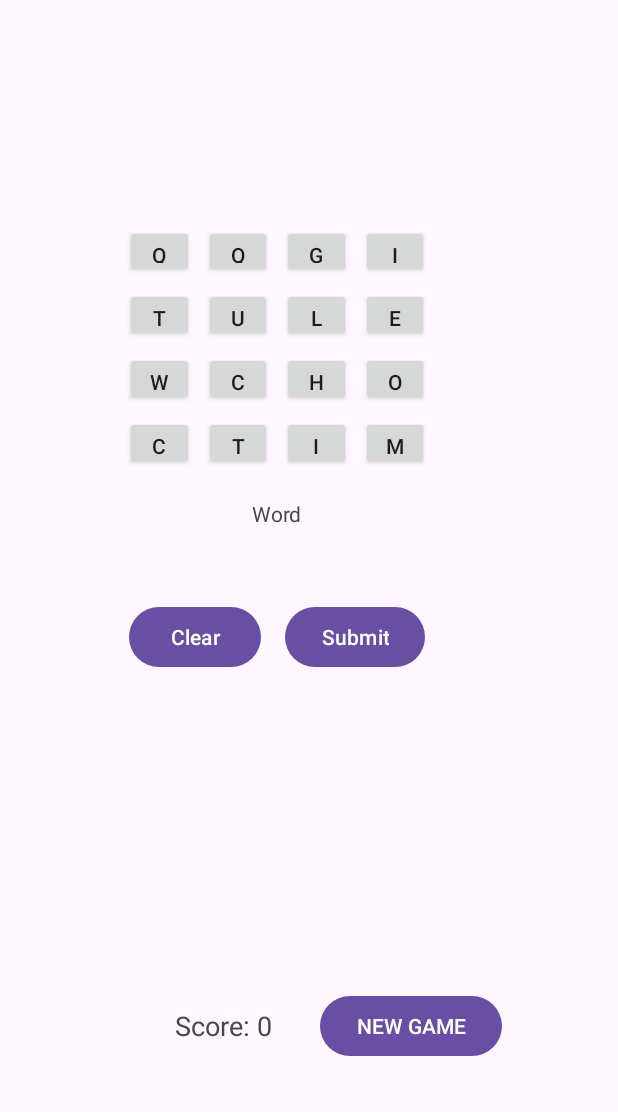
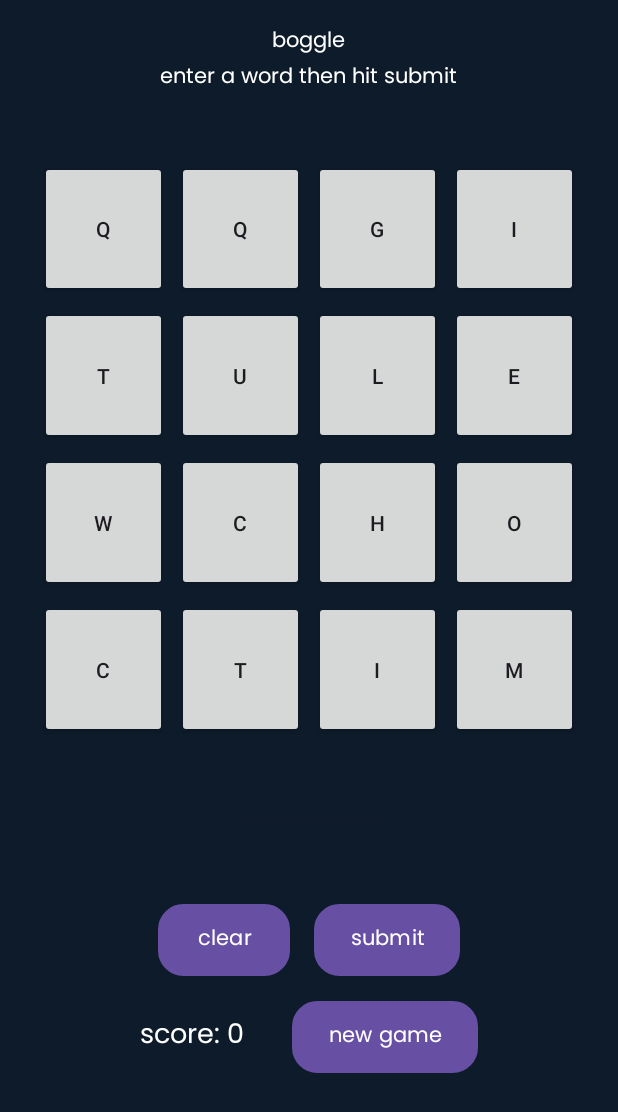
Before and after one commit to sarahhkhann/SarahKhan-BoggleApp, an Android app: the screen it shows after launch (MainActivity), on a phone screen of 412 x 824 dp. Shown: the top 1112 px of the screen. Run offline under Robolectric (Android 15) with nearby library versions, the phone set to English and light mode, and no system bars.

Commit message:
polished ui

```diff
--- a/app/src/main/AndroidManifest.xml
+++ b/app/src/main/AndroidManifest.xml
@@ -1,7 +1,7 @@
 <?xml version="1.0" encoding="utf-8"?>
 <manifest xmlns:android="http://schemas.android.com/apk/res/android"
     xmlns:tools="http://schemas.android.com/tools">
-
+    <uses-feature android:name="android.hardware.sensor.accelerometer" android:required="true" />
     <application
         android:allowBackup="true"
         android:dataExtractionRules="@xml/data_extraction_rules"
@@ -14,7 +14,8 @@
         tools:targetApi="31">
         <activity
             android:name=".MainActivity"
-            android:exported="true">
+            android:exported="true"
+            android:screenOrientation="portrait">
             <intent-filter>
                 <action android:name="android.intent.action.MAIN" />
 
--- a/app/src/main/java/com/example/sarahkhan_boggleapp/LettersFragment.kt
+++ b/app/src/main/java/com/example/sarahkhan_boggleapp/LettersFragment.kt
@@ -3,6 +3,7 @@ package com.example.sarahkhan_boggleapp
 import android.content.Context
 import android.hardware.biometrics.BiometricManager
 import android.os.Bundle
+import android.util.Log
 import android.view.Gravity
 import androidx.fragment.app.Fragment
 import android.view.LayoutInflater
@@ -91,8 +92,10 @@ class LettersFragment : Fragment() {
             wordScore
 
         }
-        currentScore = max(currentScore + score, 0)
+        currentScore = currentScore + score
         gameplayActionsListener?.onScoreUpdated(currentScore)
+        Log.d("ScoreFragment", "Updating score to: $currentScore")
+
 
     }
 
@@ -130,6 +133,7 @@ class LettersFragment : Fragment() {
                     layoutParams = GridLayout.LayoutParams().apply {
                         width = 0
                         height = 0
+
                         setGravity(Gravity.FILL)
                         setMargins(5, 5, 5, 5)
                         columnSpec = GridLayout.spec(col, 1f)
--- a/app/src/main/java/com/example/sarahkhan_boggleapp/MainActivity.kt
+++ b/app/src/main/java/com/example/sarahkhan_boggleapp/MainActivity.kt
@@ -2,6 +2,7 @@ package com.example.sarahkhan_boggleapp
 
 import androidx.appcompat.app.AppCompatActivity
 import android.os.Bundle
+import android.util.Log
 import androidx.fragment.app.Fragment
 
 class MainActivity : AppCompatActivity(), ScoreFragment.OnNewGameRequestedListener, LettersFragment.GameplayActionsListener {
@@ -34,6 +35,7 @@ class MainActivity : AppCompatActivity(), ScoreFragment.OnNewGameRequestedListen
     }
 
     override fun onScoreUpdated(score: Int) {
+        Log.d("ScoreFragment", "Score received by onScoreUpdated: $score")
         val scoreFragment = supportFragmentManager.findFragmentById(R.id.scorefragment) as? ScoreFragment
         scoreFragment?.updateScore(score)
     }
--- a/app/src/main/java/com/example/sarahkhan_boggleapp/ScoreFragment.kt
+++ b/app/src/main/java/com/example/sarahkhan_boggleapp/ScoreFragment.kt
@@ -2,6 +2,7 @@ package com.example.sarahkhan_boggleapp
 
 import android.content.Context
 import android.os.Bundle
+import android.util.Log
 import androidx.fragment.app.Fragment
 import android.view.LayoutInflater
 import android.view.View
@@ -34,7 +35,9 @@ class ScoreFragment : Fragment() {
     }
 
     fun updateScore(score: Int) {
-        scoreTextView.text = "Score: $score"
+        Log.d("ScoreFragment", "score being written: $score")
+
+        scoreTextView.text = "score: $score"
     }
 
     override fun onAttach(context: Context) {
--- /dev/null
+++ b/app/src/main/res/drawable/button.xml
@@ -0,0 +1,18 @@
+<?xml version="1.0" encoding="utf-8"?>
+<shape xmlns:android="http://schemas.android.com/apk/res/android"
+    android:shape="rectangle">
+
+    <solid android:color="@color/button"/>
+
+    <corners android:radius="16dp"/> <!-- Rounded corners -->
+
+    <stroke
+        android:width="2dp"
+        android:color="@color/button" />
+
+    <padding
+        android:left="16dp"
+        android:top="16dp"
+        android:right="16dp"
+        android:bottom="16dp" />
+</shape>
--- a/app/src/main/res/layout/activity_main.xml
+++ b/app/src/main/res/layout/activity_main.xml
@@ -1,31 +1,21 @@
 <?xml version="1.0" encoding="utf-8"?>
-<androidx.constraintlayout.widget.ConstraintLayout xmlns:android="http://schemas.android.com/apk/res/android"
-    xmlns:app="http://schemas.android.com/apk/res-auto"
-    xmlns:tools="http://schemas.android.com/tools"
+<LinearLayout xmlns:android="http://schemas.android.com/apk/res/android"
     android:layout_width="match_parent"
     android:layout_height="match_parent"
-    tools:context=".MainActivity">
+    android:orientation="vertical"
+    android:background="@color/background"
+    android:padding="16dp">
 
     <FrameLayout
         android:id="@+id/lettersfragment"
-        android:layout_width="456dp"
-        android:layout_height="548dp"
-        app:layout_constraintBottom_toBottomOf="parent"
-        app:layout_constraintEnd_toEndOf="parent"
-        app:layout_constraintHorizontal_bias="1.0"
-        app:layout_constraintStart_toStartOf="parent"
-        app:layout_constraintTop_toTopOf="parent"
-        app:layout_constraintVertical_bias="0.0" />
+        android:layout_width="412dp"
+        android:layout_height="wrap_content"
+        android:layout_gravity="center" />
 
     <FrameLayout
         android:id="@+id/scorefragment"
-        android:layout_width="452dp"
-        android:layout_height="180dp"
-        app:layout_constraintBottom_toBottomOf="parent"
-        app:layout_constraintEnd_toEndOf="parent"
-        app:layout_constraintHorizontal_bias="0.0"
-        app:layout_constraintStart_toStartOf="parent"
-        app:layout_constraintTop_toTopOf="parent"
-        app:layout_constraintVertical_bias="1.0" />
+        android:layout_width="411dp"
+        android:layout_height="wrap_content"
+        android:layout_gravity="center" />
 
-</androidx.constraintlayout.widget.ConstraintLayout>
+</LinearLayout>
--- a/app/src/main/res/layout/fragment_letters.xml
+++ b/app/src/main/res/layout/fragment_letters.xml
@@ -6,26 +6,45 @@
     android:layout_height="match_parent"
     android:orientation="vertical"
     android:gravity="center"
+    android:background="@color/background"
     tools:context=".LettersFragment">
+
+    <TextView
+        android:layout_width="wrap_content"
+        android:layout_height="wrap_content"
+        android:text="boggle"
+        android:textColor="@color/white"
+        android:fontFamily="@font/poppins"
+        />
+
+    <TextView
+        android:layout_width="wrap_content"
+        android:layout_height="wrap_content"
+        android:text="enter a word then hit submit"
+        android:textColor="@color/white"
+        android:fontFamily="@font/poppins"/>
 
     <GridLayout
         android:id="@+id/lettersGrid"
-        android:layout_width="241dp"
-        android:layout_height="202dp"
+        android:layout_width="381dp"
+        android:layout_height="407dp"
         android:layout_marginTop="32dp"
         android:alignmentMode="alignMargins"
         android:columnCount="4"
-        android:padding="16dp"
         android:gravity="center"
+        android:padding="8dp"
         android:rowCount="4">
 
     </GridLayout>
 
-    <TextView
-        android:layout_width="wrap_content"
+    <EditText
         android:id="@+id/wordguess"
+        android:layout_width="118dp"
+        android:fontFamily="@font/poppins"
         android:layout_height="wrap_content"
-        android:text="Word" />
+        android:enabled="false" />
+
+
 
     <LinearLayout
         android:layout_width="match_parent"
@@ -41,17 +60,21 @@
             android:layout_below="@id/lettersGrid"
             android:layout_alignParentStart="true"
             android:layout_marginTop="16dp"
+            android:background="@drawable/button"
             android:layout_marginEnd="16dp"
-            android:text="Clear" />
+            android:fontFamily="@font/poppins"
+            android:text="clear" />
 
         <Button
             android:id="@+id/submitButton"
             android:layout_width="wrap_content"
             android:layout_height="wrap_content"
             android:layout_below="@id/lettersGrid"
+            android:fontFamily="@font/poppins"
+            android:background="@drawable/button"
             android:layout_alignParentEnd="true"
             android:layout_marginTop="16dp"
-            android:text="Submit" />
+            android:text="submit" />
     </LinearLayout>
 
 
--- a/app/src/main/res/layout/fragment_score.xml
+++ b/app/src/main/res/layout/fragment_score.xml
@@ -3,6 +3,7 @@
     android:orientation="horizontal"
     android:layout_width="match_parent"
     android:layout_height="wrap_content"
+    android:background="@color/background"
     android:padding="16dp"
     android:gravity="center">
 
@@ -10,14 +11,19 @@
         android:id="@+id/scoreTextView"
         android:layout_width="wrap_content"
         android:layout_height="wrap_content"
-        android:text="Score: 0"
+        android:text="score: 0"
+        android:textColor="@color/white"
+        android:fontFamily="@font/poppins"
         android:layout_marginEnd="32dp"
         android:textSize="18sp" />
 
     <Button
         android:id="@+id/newGameButton"
         android:layout_width="wrap_content"
+        android:background="@drawable/button"
         android:layout_height="wrap_content"
-        android:text="NEW GAME" />
+        android:text="new game"
+        android:fontFamily="@font/poppins"
+        />
 
 </LinearLayout>
--- a/app/src/main/res/values/colors.xml
+++ b/app/src/main/res/values/colors.xml
@@ -2,4 +2,6 @@
 <resources>
     <color name="black">#FF000000</color>
     <color name="white">#FFFFFFFF</color>
+    <color name="background">#0D1B2A</color>
+    <color name="button">#778DA9</color>
 </resources>
```
Also changed, not shown: app/src/main/res/font/poppins.ttf (added).
